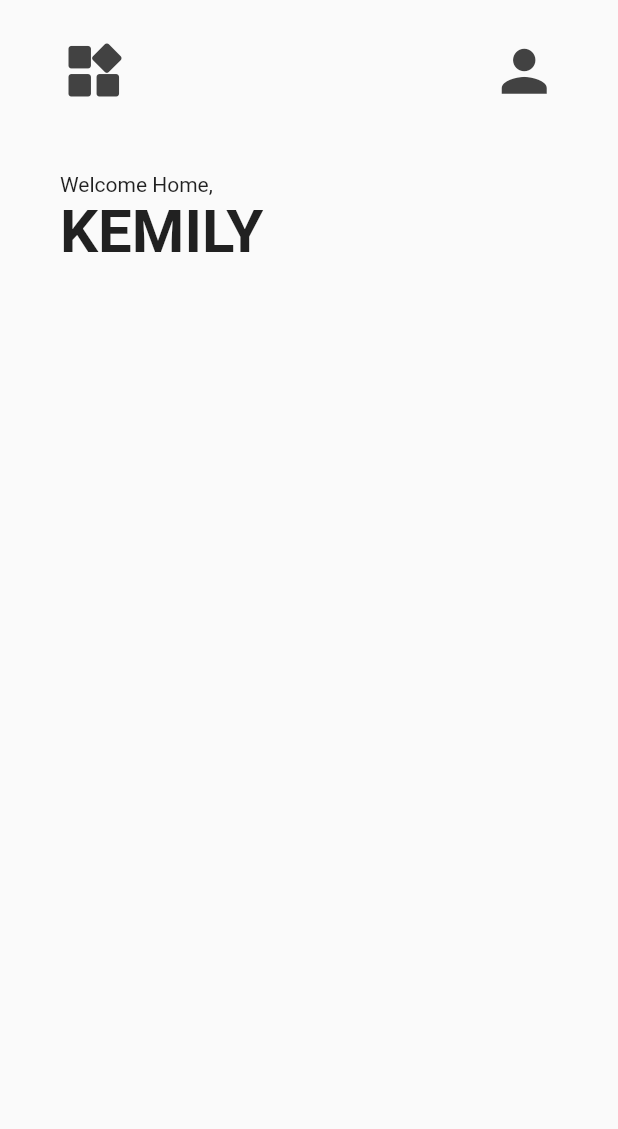
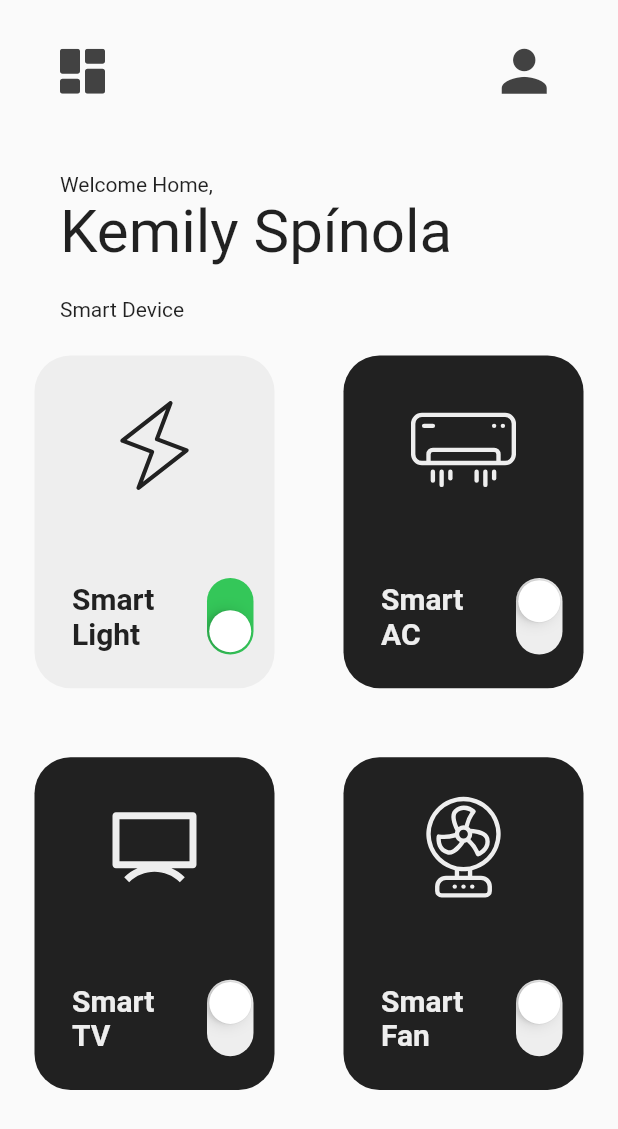
Before and after one commit to lauro-silva44/smart-home-ui, a Flutter app: the screen it shows after launch, on a phone screen of 412 x 824 dp. Shown: the top 1129 px of the screen. Run offline on Flutter 3.47's test engine with Material 2 defaults, Android fonts, the phone set to English and light mode, and no system bars; our stand-ins replace flutter_svg.

```diff
--- /dev/null
+++ b/lib/screens/components/smart_device_box.dart
@@ -0,0 +1,65 @@
+import 'dart:math';
+
+import 'package:flutter/cupertino.dart';
+import 'package:flutter/material.dart';
+import 'package:flutter/src/widgets/container.dart';
+import 'package:flutter/src/widgets/framework.dart';
+import 'package:flutter_svg/flutter_svg.dart';
+
+class SmartDeviceBox extends StatelessWidget {
+  final String name, iconPath;
+  final bool powerOn;
+  final void Function(bool)? onChanged;
+
+  const SmartDeviceBox(
+      {super.key,
+      required this.name,
+      required this.onChanged,
+      required this.iconPath,
+      required this.powerOn});
+
+  @override
+  Widget build(BuildContext context) {
+    return Padding(
+      padding: const EdgeInsets.all(15.0),
+      child: Container(
+        decoration: BoxDecoration(
+            color: powerOn ? Colors.grey[200] : Colors.grey[900],
+            borderRadius: BorderRadius.circular(24)),
+        padding: const EdgeInsets.symmetric(vertical: 25),
+        child: Column(
+          mainAxisAlignment: MainAxisAlignment.spaceBetween,
+          children: [
+            SvgPicture.asset(
+              iconPath,
+              height: 70,
+              color: powerOn ? Colors.grey[900] : Colors.grey[200],
+            ),
+            Row(
+              children: [
+                Expanded(
+                    child: Padding(
+                  padding: const EdgeInsets.only(left: 25.0),
+                  child: Text(name,
+                      style: TextStyle(
+                          fontWeight: FontWeight.bold,
+                          fontSize: 20,
+                          color:
+                              powerOn ? Colors.grey[900] : Colors.grey[200])),
+                )),
+                Transform.rotate(
+                  angle: pi / 2,
+                  child: CupertinoSwitch(
+                    trackColor: Colors.grey[200],
+                    value: powerOn,
+                    onChanged: onChanged,
+                  ),
+                )
+              ],
+            )
+          ],
+        ),
+      ),
+    );
+  }
+}
--- a/lib/screens/home/home_page.dart
+++ b/lib/screens/home/home_page.dart
@@ -1,4 +1,7 @@
 import 'package:flutter/material.dart';
+import 'package:flutter_svg/flutter_svg.dart';
+
+import '../components/smart_device_box.dart';
 
 class HomePage extends StatefulWidget {
   const HomePage({super.key});
@@ -9,6 +12,18 @@ class HomePage extends StatefulWidget {
 
 class _HomePageState extends State<HomePage> {
   final double defaultPadding = 40.0;
+
+  List mySmartDevices = [
+    ['Smart Light', 'assets/icons/light-bulb.svg', true],
+    ['Smart AC', 'assets/icons/air-conditioner.svg', false],
+    ['Smart TV', 'assets/icons/smart-tv.svg', false],
+    ['Smart Fan', 'assets/icons/fan.svg', false],
+  ];
+  void powerSwitch(bool value, index) {
+    setState(() {
+      mySmartDevices[index][2] = value;
+    });
+  }
 
   @override
   Widget build(BuildContext context) {
@@ -23,10 +38,10 @@ class _HomePageState extends State<HomePage> {
             child: Row(
               mainAxisAlignment: MainAxisAlignment.spaceBetween,
               children: [
-                Icon(
-                  Icons.now_widgets_rounded,
-                  size: 45,
+                SvgPicture.asset(
+                  'assets/icons/menu-2.svg',
                   color: Colors.grey[800],
+                  height: 30,
                 ),
                 Icon(
                   Icons.person,
@@ -46,12 +61,33 @@ class _HomePageState extends State<HomePage> {
               children: const [
                 Text('Welcome Home,'),
                 Text(
-                  'KEMILY',
-                  style: TextStyle(fontSize: 40, fontWeight: FontWeight.bold),
+                  'Kemily Spínola',
+                  style: TextStyle(fontSize: 40, fontWeight: FontWeight.normal),
                 )
               ],
             ),
-          )
+          ),
+          const SizedBox(
+            height: 20,
+          ),
+          Padding(
+            padding: EdgeInsets.symmetric(horizontal: defaultPadding),
+            child: const Text('Smart Device'),
+          ),
+          Expanded(
+              child: GridView.builder(
+                  itemCount: mySmartDevices.length,
+                  gridDelegate: const SliverGridDelegateWithFixedCrossAxisCount(
+                      childAspectRatio: 1 / 1.3, crossAxisCount: 2),
+                  itemBuilder: ((context, index) {
+                    return Padding(
+                        padding: EdgeInsets.all(8.0),
+                        child: SmartDeviceBox(
+                            iconPath: mySmartDevices[index][1],
+                            name: mySmartDevices[index][0],
+                            powerOn: mySmartDevices[index][2],
+                            onChanged: ((value) => powerSwitch(value, index))));
+                  })))
         ],
       )),
     );
```
Also changed, not shown: assets/icons/menu-2.svg (added), assets/icons/smart-tv.svg.
